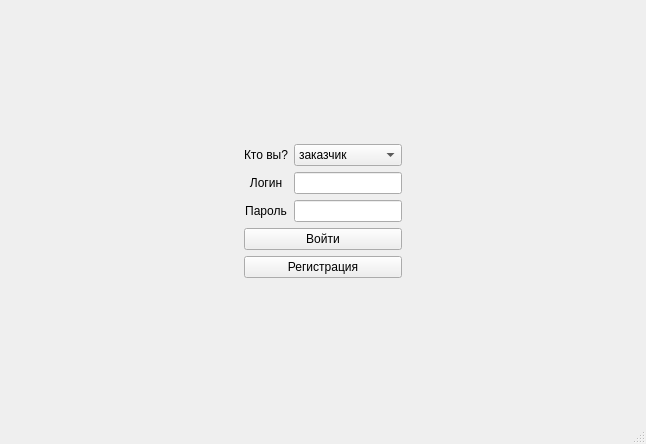
Old version of the form final_version/transport_services/login.ui in the repository nexza78/course_work.
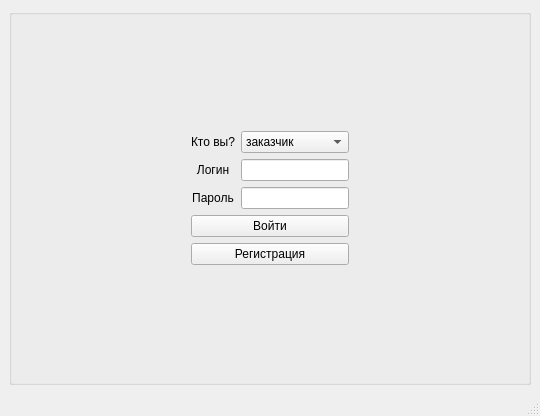
New version of the form. Icons and pictures are not drawn.

Patch:
```diff
--- a/final_version/transport_services/login.ui
+++ b/final_version/transport_services/login.ui
@@ -2,12 +2,15 @@
 <ui version="4.0">
  <class>Login</class>
  <widget class="QMainWindow" name="Login">
+  <property name="enabled">
+   <bool>true</bool>
+  </property>
   <property name="geometry">
    <rect>
     <x>0</x>
     <y>0</y>
-    <width>646</width>
-    <height>444</height>
+    <width>540</width>
+    <height>416</height>
    </rect>
   </property>
   <property name="windowTitle">
@@ -18,9 +21,15 @@
     <normaloff>C:/Users/stan_/Downloads/123.png</normaloff>C:/Users/stan_/Downloads/123.png</iconset>
   </property>
   <widget class="QWidget" name="centralwidget">
-   <layout class="QGridLayout" name="gridLayout_3">
-    <item row="3" column="1">
-     <spacer name="verticalSpacer_2">
+   <layout class="QGridLayout" name="gridLayout_10">
+    <item row="0" column="0">
+     <widget class="QGroupBox" name="groupBox">
+      <property name="title">
+       <string/>
+      </property>
+      <layout class="QGridLayout" name="gridLayout_9">
+       <item row="0" column="1">
+        <spacer name="verticalSpacer">
       <property name="orientation">
        <enum>Qt::Vertical</enum>
       </property>
@@ -32,52 +41,8 @@
       </property>
      </spacer>
     </item>
-    <item row="2" column="2">
-     <spacer name="horizontalSpacer">
-      <property name="orientation">
-       <enum>Qt::Horizontal</enum>
-      </property>
-      <property name="sizeHint" stdset="0">
-       <size>
-        <width>135</width>
-        <height>20</height>
-       </size>
-      </property>
-     </spacer>
-    </item>
-    <item row="2" column="1">
-     <layout class="QGridLayout" name="gridLayout_2">
-      <item row="2" column="0">
-       <widget class="QPushButton" name="pushButton_signUp">
-        <property name="text">
-         <string>Регистрация</string>
-        </property>
-       </widget>
-      </item>
-      <item row="1" column="0">
-       <widget class="QPushButton" name="pushButton_signIn">
-        <property name="text">
-         <string>Войти</string>
-        </property>
-       </widget>
-      </item>
-     </layout>
-    </item>
-    <item row="2" column="0">
-     <spacer name="horizontalSpacer_2">
-      <property name="orientation">
-       <enum>Qt::Horizontal</enum>
-      </property>
-      <property name="sizeHint" stdset="0">
-       <size>
-        <width>135</width>
-        <height>20</height>
-       </size>
-      </property>
-     </spacer>
-    </item>
     <item row="1" column="1">
-     <layout class="QGridLayout" name="gridLayout">
+        <layout class="QGridLayout" name="gridLayout_7">
       <item row="2" column="0">
        <widget class="QLabel" name="label_passwd">
         <property name="enabled">
@@ -134,31 +99,6 @@
         </property>
        </widget>
       </item>
-      <item row="1" column="1">
-       <widget class="QLineEdit" name="lineEdit_login">
-        <property name="enabled">
-         <bool>true</bool>
-        </property>
-        <property name="sizePolicy">
-         <sizepolicy hsizetype="Preferred" vsizetype="Fixed">
-          <horstretch>0</horstretch>
-          <verstretch>0</verstretch>
-         </sizepolicy>
-        </property>
-        <property name="baseSize">
-         <size>
-          <width>0</width>
-          <height>0</height>
-         </size>
-        </property>
-        <property name="focusPolicy">
-         <enum>Qt::StrongFocus</enum>
-        </property>
-        <property name="alignment">
-         <set>Qt::AlignCenter</set>
-        </property>
-       </widget>
-      </item>
       <item row="0" column="0">
        <widget class="QLabel" name="label_2">
         <property name="enabled">
@@ -244,10 +184,79 @@
         </property>
        </widget>
       </item>
-     </layout>
-    </item>
-    <item row="0" column="1">
-     <spacer name="verticalSpacer">
+         <item row="1" column="1">
+          <widget class="QLineEdit" name="lineEdit_login_3">
+           <property name="enabled">
+            <bool>true</bool>
+           </property>
+           <property name="sizePolicy">
+            <sizepolicy hsizetype="Preferred" vsizetype="Fixed">
+             <horstretch>0</horstretch>
+             <verstretch>0</verstretch>
+            </sizepolicy>
+           </property>
+           <property name="baseSize">
+            <size>
+             <width>0</width>
+             <height>0</height>
+            </size>
+           </property>
+           <property name="focusPolicy">
+            <enum>Qt::StrongFocus</enum>
+           </property>
+           <property name="alignment">
+            <set>Qt::AlignCenter</set>
+           </property>
+          </widget>
+         </item>
+        </layout>
+       </item>
+       <item row="2" column="1">
+        <layout class="QGridLayout" name="gridLayout_8">
+         <item row="1" column="0">
+          <widget class="QPushButton" name="pushButton_signIn_3">
+           <property name="text">
+            <string>Войти</string>
+           </property>
+          </widget>
+         </item>
+         <item row="2" column="0">
+          <widget class="QPushButton" name="pushButton_signUp_3">
+           <property name="text">
+            <string>Регистрация</string>
+           </property>
+          </widget>
+         </item>
+        </layout>
+       </item>
+       <item row="1" column="0">
+        <spacer name="horizontalSpacer_2">
+         <property name="orientation">
+          <enum>Qt::Horizontal</enum>
+         </property>
+         <property name="sizeHint" stdset="0">
+          <size>
+           <width>135</width>
+           <height>20</height>
+          </size>
+         </property>
+        </spacer>
+       </item>
+       <item row="1" column="2">
+        <spacer name="horizontalSpacer">
+         <property name="orientation">
+          <enum>Qt::Horizontal</enum>
+         </property>
+         <property name="sizeHint" stdset="0">
+          <size>
+           <width>135</width>
+           <height>20</height>
+          </size>
+         </property>
+        </spacer>
+       </item>
+       <item row="3" column="1">
+        <spacer name="verticalSpacer_2">
       <property name="orientation">
        <enum>Qt::Vertical</enum>
       </property>
@@ -258,6 +267,9 @@
        </size>
       </property>
      </spacer>
+       </item>
+      </layout>
+     </widget>
     </item>
    </layout>
   </widget>
```
Left out of the diff: 15 changed lines with no effect on the pictures. Lines whose indentation alone changed are shown as unchanged.
